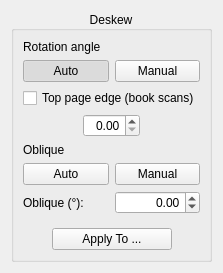
2ndmax/scantailor-ocr, file src/core/filters/deskew/OptionsWidget.ui: the form before one commit.
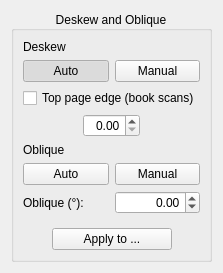
The form after the commit. Custom widgets are drawn as their Qt base class.

Commit message: Interface: consistent wording and narrower options panels

Diff of the .ui file:
```diff
--- a/src/core/filters/deskew/OptionsWidget.ui
+++ b/src/core/filters/deskew/OptionsWidget.ui
@@ -17,7 +17,7 @@
    <item>
     <widget class="CollapsibleGroupBox" name="deskewGroupBox">
      <property name="title">
-      <string>Deskew</string>
+      <string>Deskew and Oblique</string>
      </property>
      <property name="alignment">
       <set>Qt::AlignCenter</set>
@@ -26,7 +26,7 @@
       <item>
        <widget class="SectionHeading" name="deskewHeading">
         <property name="text">
-         <string>Rotation angle</string>
+         <string>Deskew</string>
         </property>
         <property name="first">
          <bool>true</bool>
@@ -210,7 +210,7 @@
            <string>Applies the rotation angle and the oblique correction of this page to other pages.</string>
           </property>
           <property name="text">
-           <string>Apply To ...</string>
+           <string>Apply to ...</string>
           </property>
          </widget>
         </item>
```
The commit also changes 43 other files.
